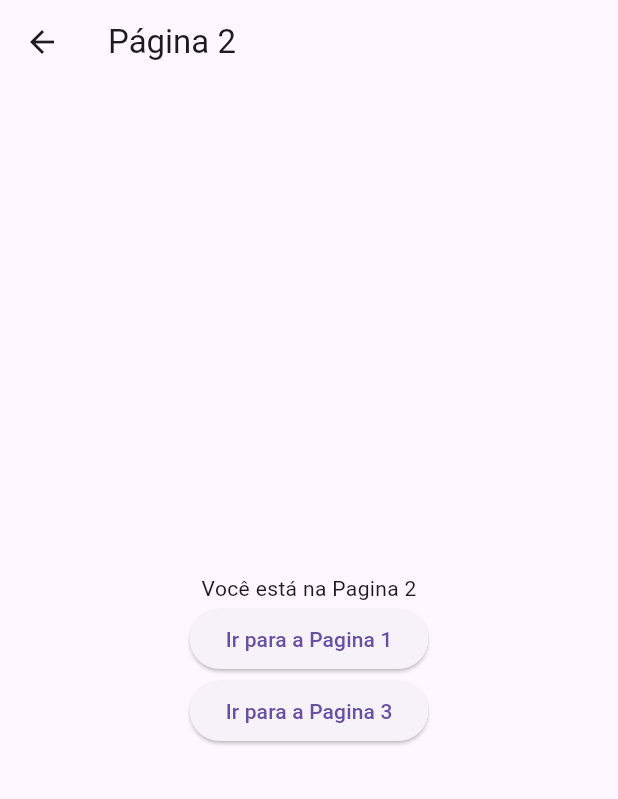
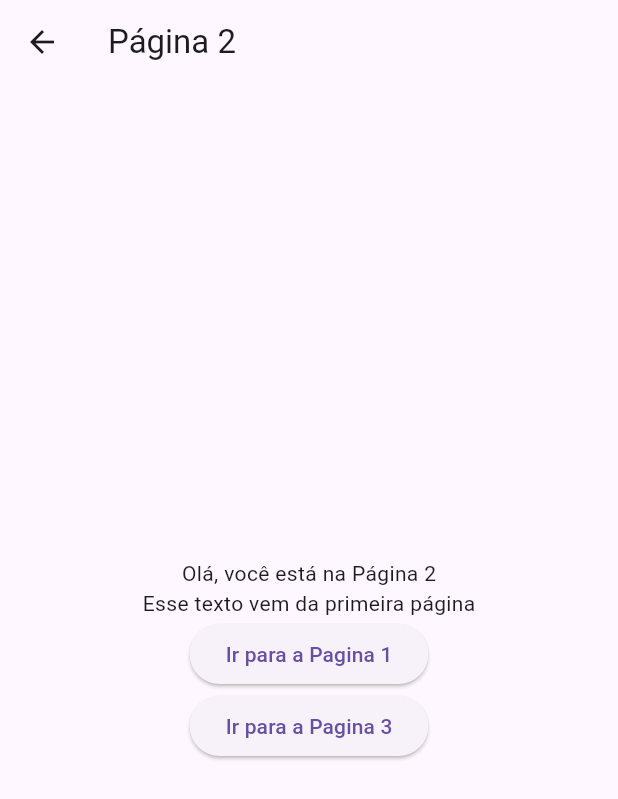
Before and after one commit to rfmeloneto/UnitinDispositiovosMoveis, a Flutter app: the screen it shows after launch, after a tap on "Ir para a Pagina 2", on a phone screen of 412 x 824 dp. Shown: the top 799 px of the screen. Run offline on Flutter 3.47's test engine with Material 3 defaults, Android fonts, the phone set to English and light mode, and no system bars.

```diff
--- a/lib/presenter/first_page.dart
+++ b/lib/presenter/first_page.dart
@@ -20,6 +20,10 @@ class FirstPage extends StatelessWidget {
                   Navigator.pushNamed(
                     context,
                     '/second',
+                    arguments: {
+                      'title': 'Olá, você está na Página 2',
+                      'text' : 'Esse texto vem da primeira página'
+                      }
                   );
                 }),
             ElevatedButton(
--- a/lib/presenter/second_page.dart
+++ b/lib/presenter/second_page.dart
@@ -5,6 +5,9 @@ class SecondPage extends StatelessWidget {
 
   @override
   Widget build(BuildContext context) {
+    // Recebendo os argumentos passados pela rota
+    final args = ModalRoute.of(context)!.settings.arguments
+        as Map; //Argumentos passados pela rota no tipo Map
     return Scaffold(
       appBar: AppBar(
         title: const Text('Página 2'),
@@ -13,7 +16,8 @@ class SecondPage extends StatelessWidget {
         child: Column(
           mainAxisAlignment: MainAxisAlignment.center,
           children: [
-            const Text('Você está na Pagina 2'),
+            Text(args['title']),
+            Text(args['text']),
             ElevatedButton(
                 child: const Text('Ir para a Pagina 1'),
                 onPressed: () {
```
